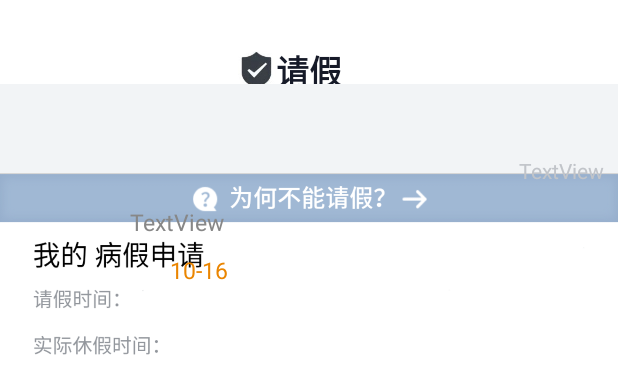
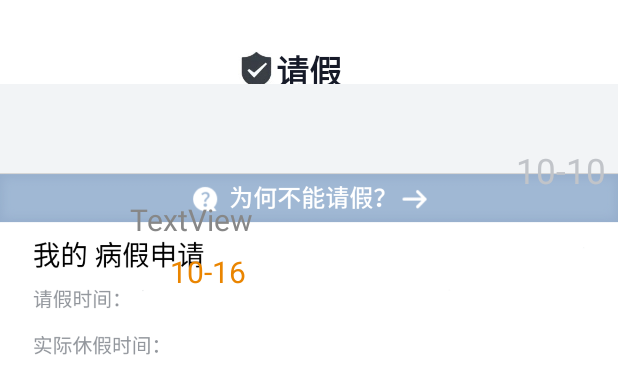
Before and after one commit to kirklin/cpdaily, an Android app: the layout fragment_leave.xml on its own in the app's theme, with its tools: preview values and no code run, on a phone screen of 412 x 824 dp. Shown: the top 373 px of the screen. Run offline under Robolectric (Android 15) with nearby library versions, the phone set to English and light mode, and no system bars.

Commit message:
修复部分手机显示问题

```diff
--- a/app/src/main/java/name/lkk/cpdaily/addFragment.java
+++ b/app/src/main/java/name/lkk/cpdaily/addFragment.java
@@ -13,7 +13,6 @@ import android.view.LayoutInflater;
 import android.view.View;
 import android.view.ViewGroup;
 
-import com.google.gson.Gson;
 
 import java.util.Calendar;
 
--- a/app/src/main/res/layout/fragment_add.xml
+++ b/app/src/main/res/layout/fragment_add.xml
@@ -398,6 +398,7 @@
         android:layout_width="wrap_content"
         android:layout_height="19dp"
         android:text="审批人"
+        android:textSize="@dimen/card1font"
         app:layout_constraintBottom_toTopOf="@+id/guideline42"
         app:layout_constraintEnd_toStartOf="@+id/guideline12"
         app:layout_constraintHorizontal_bias="0.03"
--- a/app/src/main/res/layout/fragment_leave.xml
+++ b/app/src/main/res/layout/fragment_leave.xml
@@ -127,7 +127,7 @@
                 android:layout_width="wrap_content"
                 android:layout_height="wrap_content"
                 android:orientation="horizontal"
-                app:layout_constraintGuide_percent="0.19" />
+                app:layout_constraintGuide_percent="0.17" />
 
             <androidx.constraintlayout.widget.Guideline
                 android:id="@+id/guideline37"
@@ -150,13 +150,13 @@
                 android:text="TextView"
                 android:textAlignment="viewStart"
                 android:textColor="@color/detail2color"
-                android:textSize="15sp"
+                android:textSize="30px"
                 app:layout_constraintBottom_toTopOf="@+id/guideline35"
                 app:layout_constraintEnd_toEndOf="parent"
                 app:layout_constraintHorizontal_bias="0.0"
                 app:layout_constraintStart_toStartOf="@+id/guideline37"
                 app:layout_constraintTop_toTopOf="@+id/guideline33"
-                app:layout_constraintVertical_bias="0.5" />
+                app:layout_constraintVertical_bias="0.0" />
 
             <TextView
                 android:id="@+id/textView10"
@@ -164,20 +164,21 @@
                 android:layout_height="wrap_content"
                 android:text="10-16"
                 android:textColor="#EA8500"
-                android:textSize="15sp"
+                android:textSize="30px"
                 app:layout_constraintBottom_toTopOf="@+id/guideline36"
                 app:layout_constraintEnd_toEndOf="parent"
                 app:layout_constraintHorizontal_bias="0.0"
                 app:layout_constraintStart_toStartOf="@+id/guideline38"
                 app:layout_constraintTop_toTopOf="@+id/guideline43"
-                app:layout_constraintVertical_bias="0.13" />
+                app:layout_constraintVertical_bias="0.0" />
 
             <TextView
                 android:id="@+id/textView11"
                 android:layout_width="wrap_content"
                 android:layout_height="wrap_content"
-                android:text="TextView"
+                android:text="10-10"
                 android:textColor="#C1C4C9"
+                android:textSize="35px"
                 app:layout_constraintBottom_toTopOf="@+id/guideline33"
                 app:layout_constraintEnd_toEndOf="parent"
                 app:layout_constraintStart_toStartOf="@+id/guideline39"
```
Also changed, not shown: 3 other files.
